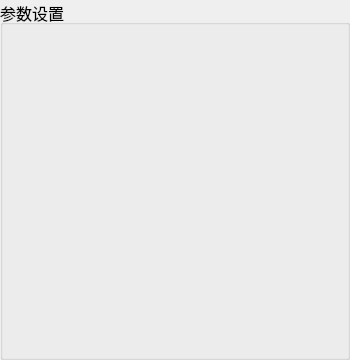
This is greenwidget.ui in Ruoave/Dark-optical-sectioning-with-Qt- as Qt 5 draws it before an edit. The edited form follows.
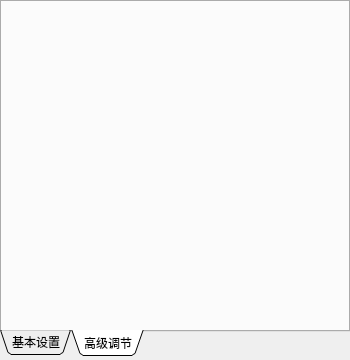
This is the edited form.

Commit message: ui 5.1.1 参数栏分页

Patch:
```diff
--- a/greenwidget.ui
+++ b/greenwidget.ui
@@ -13,24 +13,58 @@
   <property name="windowTitle">
    <string>Form</string>
   </property>
-  <widget class="QGroupBox" name="groupBox">
+  <widget class="QTabWidget" name="tabWidget">
    <property name="geometry">
     <rect>
      <x>0</x>
      <y>0</y>
      <width>350</width>
-     <height>360</height>
+     <height>356</height>
     </rect>
    </property>
-   <property name="font">
-    <font>
-     <family>Arial</family>
-     <pointsize>12</pointsize>
-    </font>
+   <property name="sizePolicy">
+    <sizepolicy hsizetype="Preferred" vsizetype="Preferred">
+     <horstretch>0</horstretch>
+     <verstretch>0</verstretch>
+    </sizepolicy>
    </property>
-   <property name="title">
-    <string>参数设置</string>
+   <property name="focusPolicy">
+    <enum>Qt::ClickFocus</enum>
    </property>
+   <property name="tabPosition">
+    <enum>QTabWidget::South</enum>
+   </property>
+   <property name="tabShape">
+    <enum>QTabWidget::Triangular</enum>
+   </property>
+   <property name="currentIndex">
+    <number>1</number>
+   </property>
+   <property name="iconSize">
+    <size>
+     <width>16</width>
+     <height>16</height>
+    </size>
+   </property>
+   <property name="usesScrollButtons">
+    <bool>false</bool>
+   </property>
+   <property name="movable">
+    <bool>false</bool>
+   </property>
+   <property name="tabBarAutoHide">
+    <bool>false</bool>
+   </property>
+   <widget class="QWidget" name="basicPara">
+    <attribute name="title">
+     <string>基本设置</string>
+    </attribute>
+   </widget>
+   <widget class="QWidget" name="exclusivePara">
+    <attribute name="title">
+     <string>高级调节</string>
+    </attribute>
+   </widget>
   </widget>
  </widget>
  <resources/>
```
The commit also changes 3 other files.
